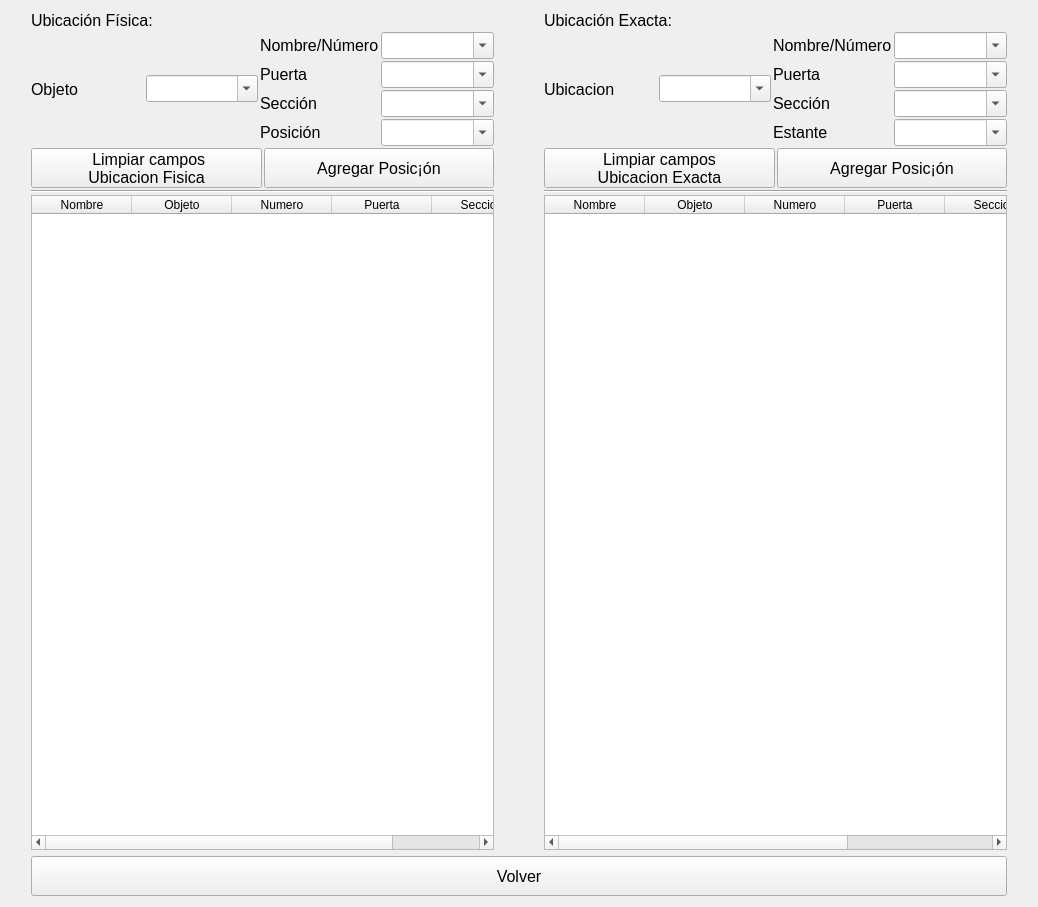
Above: qts/ventana_tablas.ui from LucasQuinteros/Base before the change. Below: the same form after it.
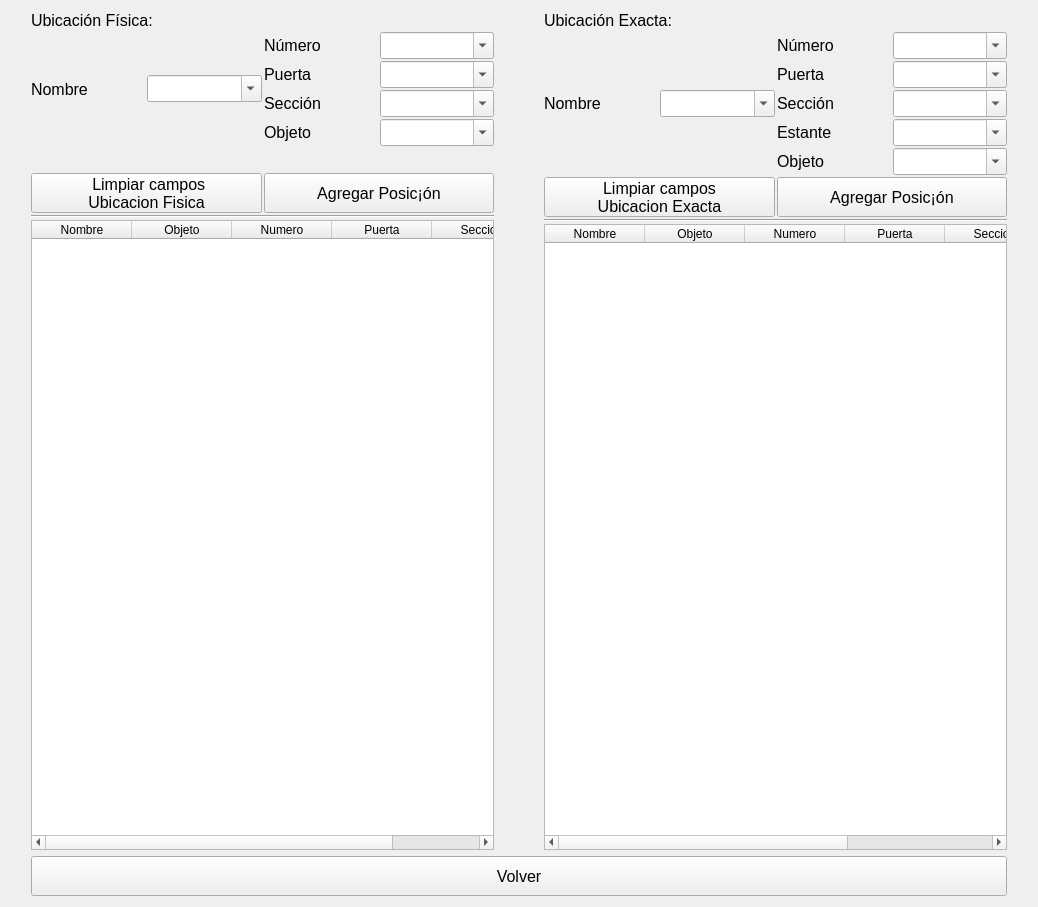
That is the form after the change.

```diff
--- a/qts/ventana_tablas.ui
+++ b/qts/ventana_tablas.ui
@@ -63,7 +63,7 @@
               </font>
              </property>
              <property name="text">
-              <string>Objeto</string>
+              <string>Nombre</string>
              </property>
             </widget>
            </item>
@@ -95,7 +95,7 @@
                 </font>
                </property>
                <property name="text">
-                <string>Nombre/Número</string>
+                <string>Número</string>
                </property>
               </widget>
              </item>
@@ -131,7 +131,7 @@
                 </font>
                </property>
                <property name="text">
-                <string>Posición</string>
+                <string>Objeto</string>
                </property>
               </widget>
              </item>
@@ -215,6 +215,22 @@
            </item>
           </layout>
          </item>
+         <item>
+          <spacer name="verticalSpacer">
+           <property name="orientation">
+            <enum>Qt::Vertical</enum>
+           </property>
+           <property name="sizeType">
+            <enum>QSizePolicy::Fixed</enum>
+           </property>
+           <property name="sizeHint" stdset="0">
+            <size>
+             <width>20</width>
+             <height>25</height>
+            </size>
+           </property>
+          </spacer>
+         </item>
          <item>
           <layout class="QHBoxLayout" name="horizontalLayout_2">
            <property name="sizeConstraint">
@@ -336,7 +352,7 @@
               </font>
              </property>
              <property name="text">
-              <string>Ubicacion</string>
+              <string>Nombre</string>
              </property>
             </widget>
            </item>
@@ -362,7 +378,7 @@
                 </font>
                </property>
                <property name="text">
-                <string>Nombre/Número</string>
+                <string>Número</string>
                </property>
               </widget>
              </item>
@@ -402,6 +418,18 @@
                </property>
               </widget>
              </item>
+             <item>
+              <widget class="QLabel" name="label_11">
+               <property name="font">
+                <font>
+                 <pointsize>12</pointsize>
+                </font>
+               </property>
+               <property name="text">
+                <string>Objeto</string>
+               </property>
+              </widget>
+             </item>
             </layout>
            </item>
            <item>
@@ -454,6 +482,18 @@
                </property>
               </widget>
              </item>
+             <item>
+              <widget class="QComboBox" name="comboBox_11">
+               <property name="font">
+                <font>
+                 <pointsize>12</pointsize>
+                </font>
+               </property>
+               <property name="editable">
+                <bool>true</bool>
+               </property>
+              </widget>
+             </item>
             </layout>
            </item>
           </layout>
```
